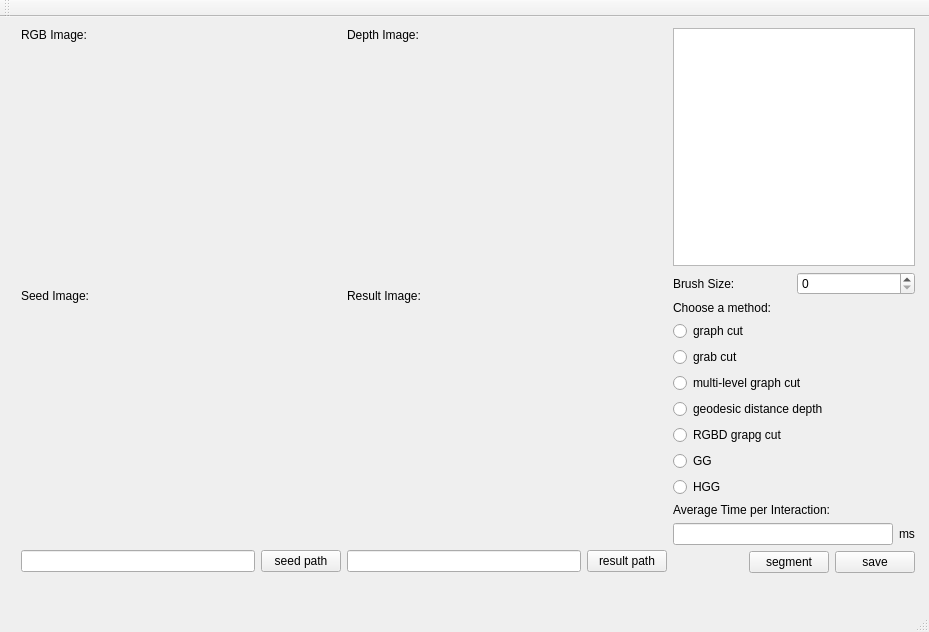
This is Segmentation/segmentation.ui in MirandaGe/segmentation as Qt 5 draws it before an edit. The edited form follows.
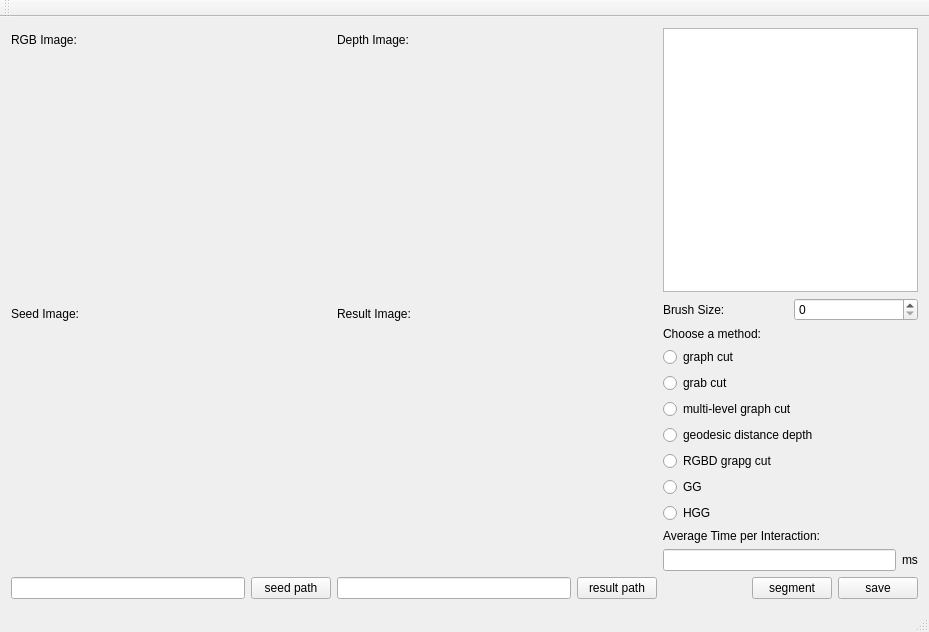
This is the edited form.

What changed in the file:
```diff
--- a/Segmentation/segmentation.ui
+++ b/Segmentation/segmentation.ui
@@ -14,15 +14,8 @@
    <string>Segmentation</string>
   </property>
   <widget class="QWidget" name="centralWidget">
-   <widget class="QWidget" name="layoutWidget">
-    <property name="geometry">
-     <rect>
-      <x>10</x>
-      <y>0</y>
-      <width>916</width>
-      <height>567</height>
-     </rect>
-    </property>
+   <layout class="QGridLayout" name="gridLayout">
+    <item row="0" column="0">
     <layout class="QHBoxLayout" name="horizontalLayout_11">
      <item>
       <layout class="QVBoxLayout" name="verticalLayout_2">
@@ -353,7 +346,8 @@
       </layout>
      </item>
     </layout>
-   </widget>
+    </item>
+   </layout>
   </widget>
   <widget class="QToolBar" name="mainToolBar">
    <attribute name="toolBarArea">
```
Lines whose indentation alone changed are shown as unchanged.
